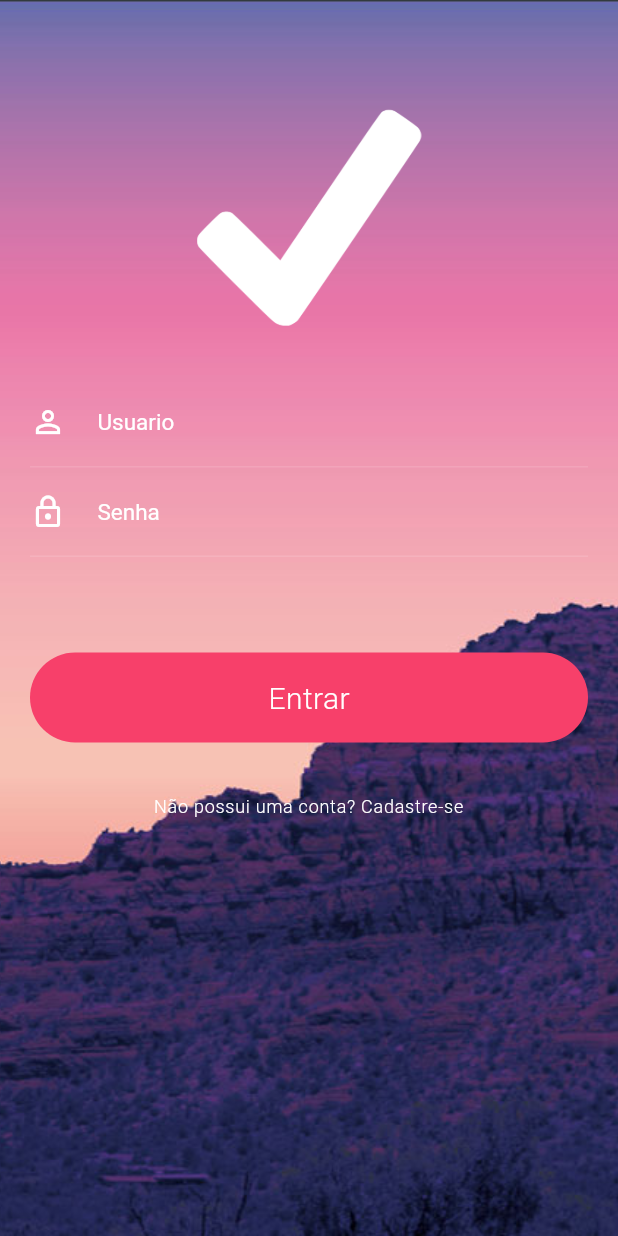
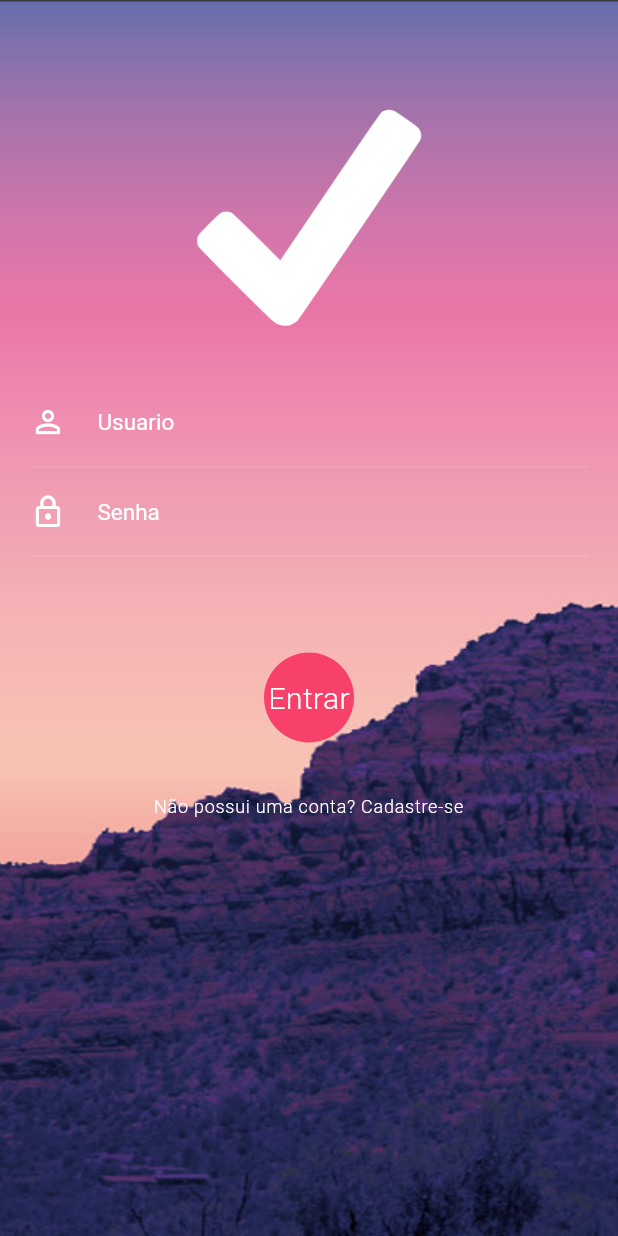
Before and after one commit to josimarminetefera/animacao, a Flutter app: the screen it shows after launch, after a tap on "Entrar", on a phone screen of 412 x 824 dp. Run offline on Flutter 3.47's test engine with Material 2 defaults, Android fonts, the phone set to English and light mode, and no system bars.

Commit message:
Adicionado a animação de encolher o botão.

```diff
--- a/lib/screens/login/widget/stagger_animation.dart
+++ b/lib/screens/login/widget/stagger_animation.dart
@@ -3,7 +3,21 @@ import 'package:flutter/material.dart';
 class StaggerAnimation extends StatelessWidget {
   final AnimationController controller;
 
-  StaggerAnimation({this.controller});
+  StaggerAnimation({this.controller})
+      : animacao_botao = Tween(
+          begin: 320.0,
+          end: 60.0,
+        ).animate(
+          CurvedAnimation(
+            parent: controller,
+            curve: Interval(
+              0.0,
+              0.150,
+            ),
+          ),
+        );
+
+  final Animation<double> animacao_botao;
 
   @override
   Widget build(BuildContext context) {
@@ -20,10 +34,13 @@ class StaggerAnimation extends StatelessWidget {
       padding: EdgeInsets.only(bottom: 50),
       //InkWell servir de botão
       child: InkWell(
-        onTap: () {},
+        onTap: () {
+          controller.forward();
+        },
         child: Container(
-          margin: EdgeInsets.symmetric(horizontal: 20),
+          //margin: EdgeInsets.symmetric(horizontal: 20),
           height: 60,
+          width: animacao_botao.value,
           alignment: Alignment.center,
           decoration: BoxDecoration(
             color: Color.fromRGBO(247, 64, 106, 1.0),
```
Also changed, not shown: lib/main.dart (line endings or trailing spaces).
